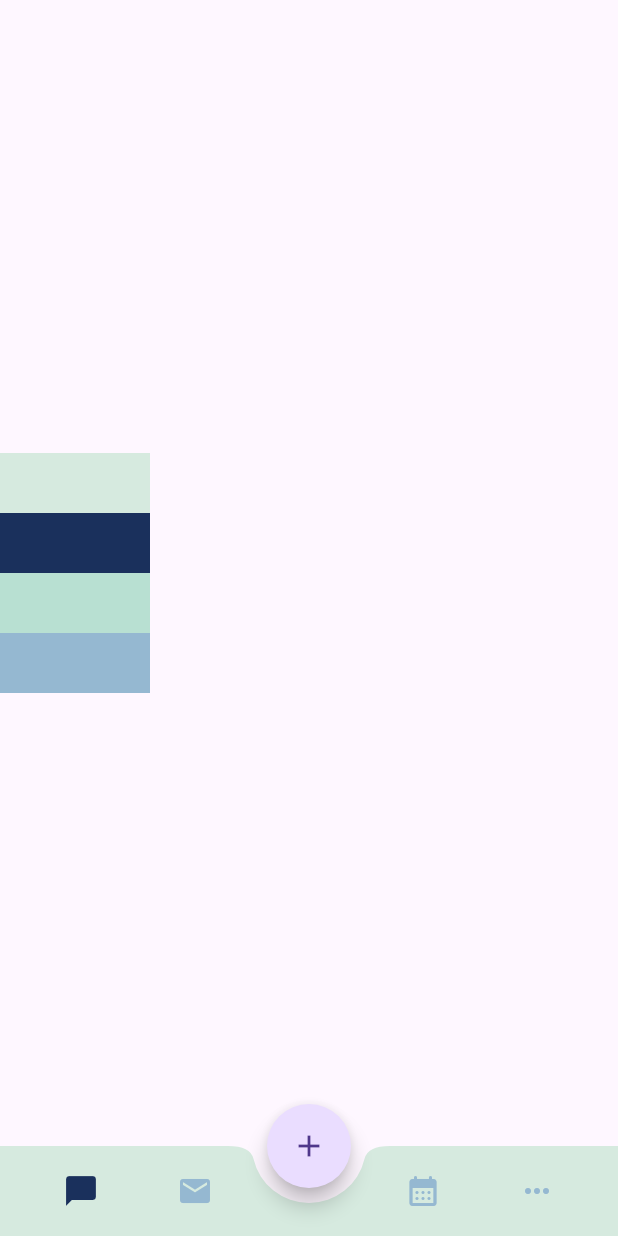
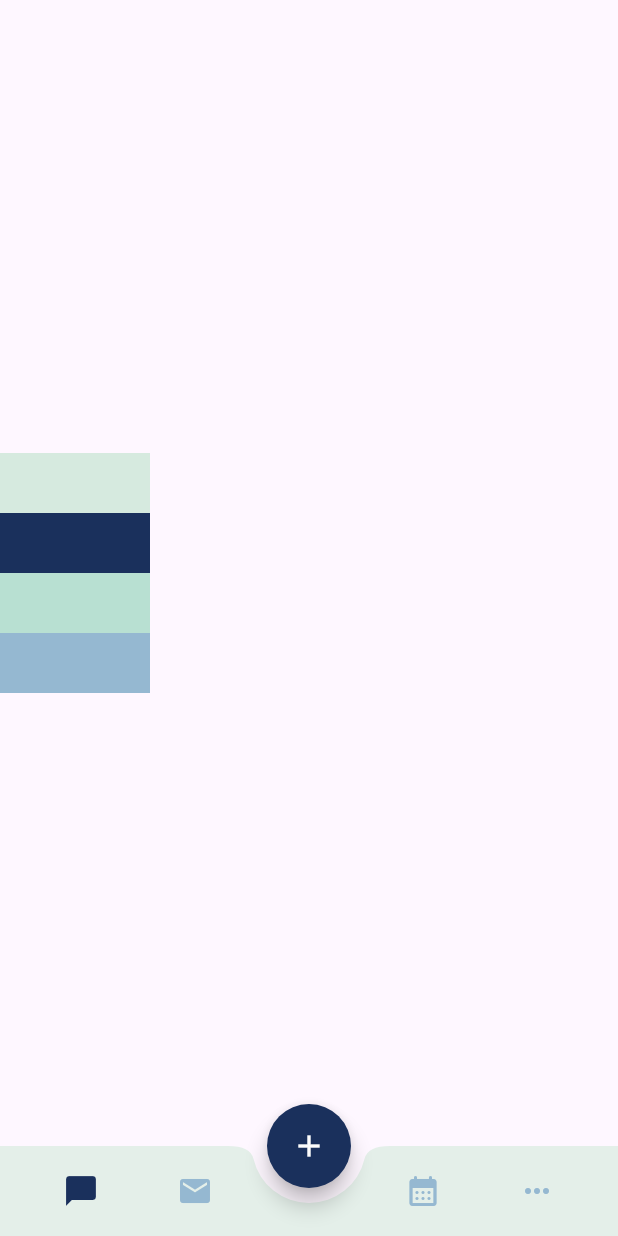
Before and after one commit to mahm-8/asthma-project, a Flutter app: the screen it shows after launch, on a phone screen of 412 x 824 dp. Run offline on Flutter 3.47's test engine with Material 3 defaults, Android fonts, the phone set to English and light mode, and no system bars.

Commit message:
add project

```diff
--- a/asthma/lib/Screens/NavBar/nav_bar.dart
+++ b/asthma/lib/Screens/NavBar/nav_bar.dart
@@ -20,7 +20,7 @@ class _NavigatorBarScreenState extends State<NavigatorBarScreen> {
         shape: const CircularNotchedRectangle(),
         notchMargin: 10,
         height: 60,
-        color: ColorPaltte().lightgreen,
+        color: ColorPaltte().lightgreentr,
         child: Row(
           mainAxisAlignment: MainAxisAlignment.spaceBetween,
           children: [
@@ -69,6 +69,8 @@ class _NavigatorBarScreenState extends State<NavigatorBarScreen> {
         ),
       ),
       floatingActionButton: FloatingActionButton(
+        backgroundColor: ColorPaltte().darkBlue,
+        foregroundColor: ColorPaltte().white,
         shape: CircleBorder(),
         onPressed: () {
           // showBottomSheet(
--- a/asthma/lib/constants/colors.dart
+++ b/asthma/lib/constants/colors.dart
@@ -2,10 +2,12 @@ import 'dart:ui';
 
 class ColorPaltte {
   Color lightgreen = Color(0xffD6EADF);
+  Color lightgreentr = Color.fromARGB(255, 228, 239, 233);
   Color mBlue = Color(0xff809BCE);
   Color darkGreen = Color(0xffB8E0D2);
   Color lightBlue = Color(0xff95B8D1);
   Color darkBlue = Color.fromARGB(255, 26, 48, 92);
+  Color white = Color.fromARGB(255, 252, 252, 252);
 }
 
   // Color darkBlue = Color.fromARGB(255, 20, 38, 73);
```
